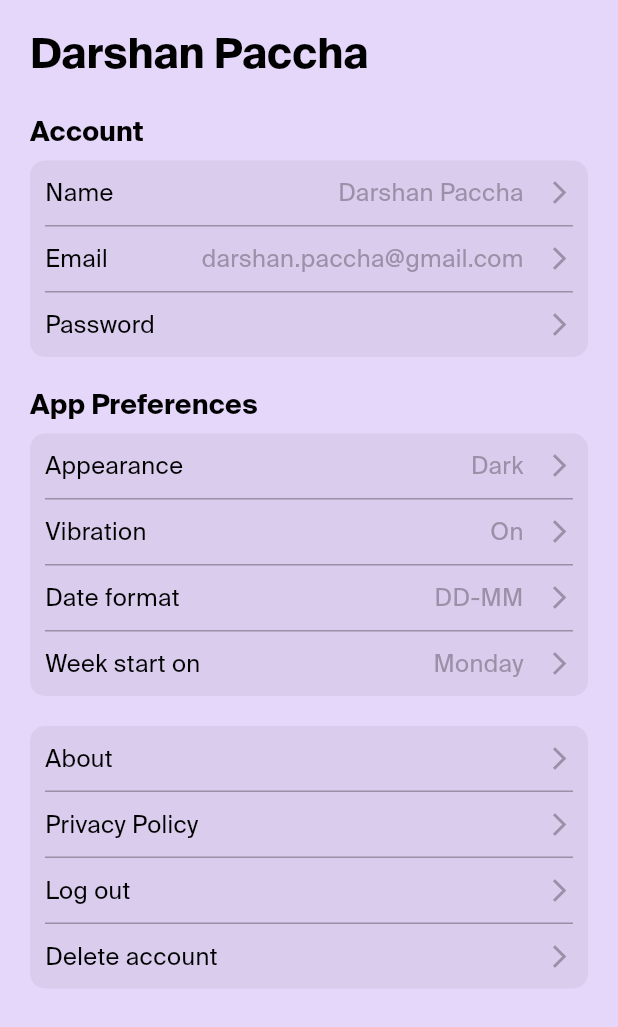
After one commit to d1rshan/tweek-clone, a Flutter app: the SettingsPage screen opened directly, on a phone screen of 412 x 824 dp. The commit adds this screen. Shown: the top 1027 px of the screen. Run offline on Flutter 3.47's test engine with Material 3 defaults, Android fonts, the phone set to English and light mode, and no system bars; our stand-ins replace gap.

Commit message:
Settings page UI

```diff
--- /dev/null
+++ b/lib/settings_page.dart
@@ -0,0 +1,156 @@
+import 'package:flutter/material.dart';
+import 'package:gap/gap.dart';
+
+class SettingsPage extends StatelessWidget {
+  const SettingsPage({super.key});
+
+  @override
+  Widget build(BuildContext context) {
+    return Scaffold(
+      backgroundColor: Theme.of(context).colorScheme.tertiary,
+      body: SafeArea(
+        child: Padding(
+          padding: const EdgeInsets.all(20),
+          child: Column(
+            crossAxisAlignment: CrossAxisAlignment.start,
+            children: [
+              Text(
+                'Darshan Paccha',
+                style: Theme.of(context).textTheme.titleLarge!.copyWith(
+                      color: Theme.of(context).colorScheme.primary,
+                    ),
+              ),
+              Gap(20),
+              Text(
+                'Account',
+                style: Theme.of(context).textTheme.titleSmall!.copyWith(
+                      color: Theme.of(context).colorScheme.primary,
+                    ),
+              ),
+              Gap(5),
+              Container(
+                padding: EdgeInsets.symmetric(horizontal: 10),
+                decoration: BoxDecoration(
+                  borderRadius: BorderRadius.circular(10),
+                  color: Theme.of(context).colorScheme.tertiaryContainer,
+                ),
+                child: Column(
+                  children: [
+                    MySettingsTile(leading: 'Name', trailing: 'Darshan Paccha'),
+                    MySettingsTile(
+                        leading: 'Email', trailing: 'darshan.paccha@gmail.com'),
+                    MySettingsTile(
+                        leading: 'Password', trailing: '', isLastItem: true),
+                  ],
+                ),
+              ),
+              Gap(20),
+              Text(
+                'App Preferences',
+                style: Theme.of(context).textTheme.titleSmall!.copyWith(
+                      color: Theme.of(context).colorScheme.primary,
+                    ),
+              ),
+              Gap(5),
+              Container(
+                padding: EdgeInsets.symmetric(horizontal: 10),
+                decoration: BoxDecoration(
+                  borderRadius: BorderRadius.circular(10),
+                  color: Theme.of(context).colorScheme.tertiaryContainer,
+                ),
+                child: Column(
+                  children: [
+                    MySettingsTile(leading: 'Appearance', trailing: 'Dark'),
+                    MySettingsTile(leading: 'Vibration', trailing: 'On'),
+                    MySettingsTile(leading: 'Date format', trailing: 'DD-MM'),
+                    MySettingsTile(
+                      leading: 'Week start on',
+                      trailing: 'Monday',
+                      isLastItem: true,
+                    ),
+                  ],
+                ),
+              ),
+              Gap(20),
+              Container(
+                padding: EdgeInsets.symmetric(horizontal: 10),
+                decoration: BoxDecoration(
+                  borderRadius: BorderRadius.circular(10),
+                  color: Theme.of(context).colorScheme.tertiaryContainer,
+                ),
+                child: Column(
+                  children: [
+                    MySettingsTile(leading: 'About', trailing: ''),
+                    MySettingsTile(leading: 'Privacy Policy', trailing: ''),
+                    MySettingsTile(leading: 'Log out', trailing: ''),
+                    MySettingsTile(
+                      leading: 'Delete account',
+                      trailing: '',
+                      isLastItem: true,
+                    ),
+                  ],
+                ),
+              ),
+            ],
+          ),
+        ),
+      ),
+    );
+  }
+}
+
+class MySettingsTile extends StatelessWidget {
+  final String leading;
+  final String trailing;
+  final bool isLastItem;
+  const MySettingsTile({
+    super.key,
+    required this.leading,
+    required this.trailing,
+    this.isLastItem = false,
+  });
+
+  @override
+  Widget build(BuildContext context) {
+    return Container(
+      padding: EdgeInsets.symmetric(vertical: 10),
+      decoration: BoxDecoration(
+        border: !isLastItem
+            ? BorderDirectional(
+                bottom: BorderSide(
+                  color: Color.fromRGBO(154, 145, 168, 1),
+                ),
+              )
+            : null,
+      ),
+      child: Row(
+        mainAxisAlignment: MainAxisAlignment.spaceBetween,
+        children: [
+          Text(
+            leading,
+            style: TextStyle(
+              fontWeight: FontWeight.w500,
+              color: Colors.black,
+            ),
+          ),
+          Row(
+            children: [
+              Text(
+                trailing,
+                style: TextStyle(
+                  color: Color.fromRGBO(154, 145, 168, 1),
+                ),
+              ),
+              Gap(15),
+              Icon(
+                Icons.arrow_forward_ios,
+                size: 18,
+                color: Color.fromRGBO(154, 145, 168, 1),
+              ),
+            ],
+          ),
+        ],
+      ),
+    );
+  }
+}
--- a/lib/theme.dart
+++ b/lib/theme.dart
@@ -6,10 +6,14 @@ final darkTheme = ThemeData(
     primary: Colors.black,
     inversePrimary: Colors.white,
     secondary: Color.fromRGBO(39, 40, 43, 1.0),
+    tertiary: Color.fromRGBO(229, 215, 250, 1.0),
+    tertiaryContainer: Color.fromRGBO(217, 204, 237, 1.0),
   ),
   textTheme: TextTheme(
     titleLarge: TextStyle(fontSize: 28, fontWeight: FontWeight.bold),
     titleMedium: TextStyle(fontSize: 22, fontWeight: FontWeight.bold),
+    titleSmall: TextStyle(fontSize: 18, fontWeight: FontWeight.bold),
     bodyLarge: TextStyle(fontSize: 20),
     bodyMedium: TextStyle(fontSize: 16),
-    ));
+  ),
+);
```
Also changed, not shown: lib/components/my_app_bar.dart (added, +135 -0 lines), lib/components/my_date_day_widget.dart (added, +43 -0 lines), lib/components/my_navigation_button.dart (added, +31 -0 lines), lib/components/my_task_widget.dart (added, +75 -0 lines), lib/home_page.dart (+3 -166 lines). Lines whose indentation alone changed are shown as unchanged.
